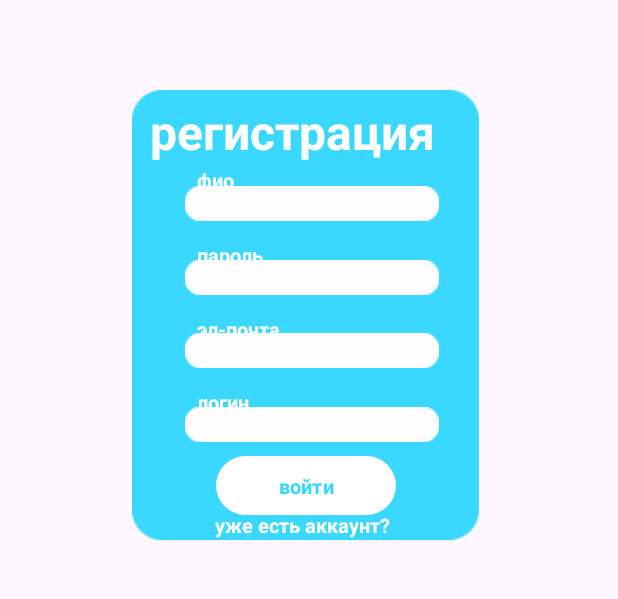
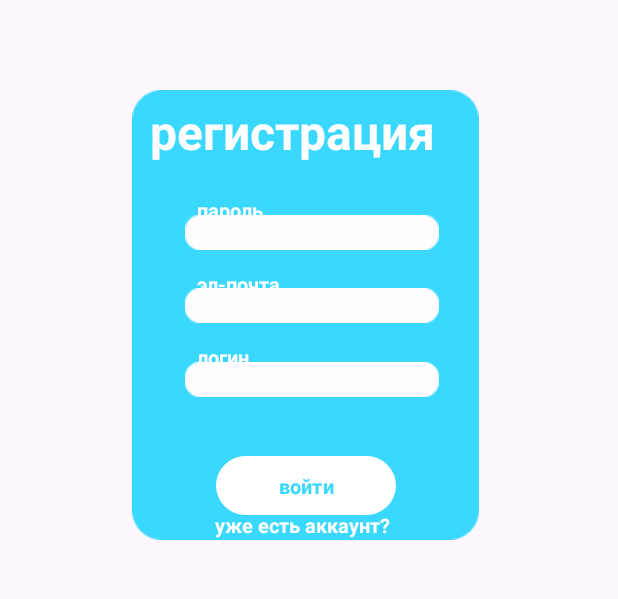
Before and after one commit to yaBabyIlyha/e-doctor, an Android app: the RegisterActivity screen opened directly, with no data from a screen before it, on a phone screen of 412 x 824 dp, the part 233-832 px from its top. Run offline under Robolectric (Android 15) with nearby library versions, the phone set to English and light mode, and no system bars.

Commit message:
final commit

```diff
--- a/app/src/main/res/layout/activity_register.xml
+++ b/app/src/main/res/layout/activity_register.xml
@@ -56,49 +56,11 @@
         app:layout_constraintTop_toTopOf="@+id/imageViewLoginBackGround" />
 
     <ImageView
-        android:id="@+id/imageViewNameType"
-        android:layout_width="wrap_content"
-        android:layout_height="wrap_content"
-        app:layout_constraintStart_toStartOf="@+id/imageViewLoginBackGround"
-        app:layout_constraintTop_toBottomOf="@+id/textViewSignInTitle"
-        android:layout_marginTop="16dp"
-        android:layout_marginLeft="35dp"
-        app:srcCompat="@drawable/image4" />
-
-    <EditText
-        android:id="@+id/editTextName"
-        android:layout_width="155dp"
-        android:layout_height="42dp"
-        android:layout_marginStart="40dp"
-        android:layout_marginTop="58dp"
-        android:background="@null"
-        android:ems="10"
-        android:textSize="13dp"
-        android:fontFamily="@font/inter_bold"
-        android:inputType="text"
-        android:textColor="@color/edoctor_blue"
-        app:layout_constraintStart_toStartOf="@+id/imageViewLoginBackGround"
-        app:layout_constraintTop_toTopOf="@+id/imageViewLoginBackGround" />
-
-    <TextView
-        android:id="@+id/textViewName"
-        android:layout_width="39dp"
-        android:layout_height="16dp"
-        android:textSize="@dimen/middle_text"
-        android:textColor="@color/white"
-        android:text="@string/fio"
-        android:fontFamily="@font/inter_bold"
-        android:layout_marginTop="50dp"
-        android:layout_marginLeft="43dp"
-        app:layout_constraintStart_toStartOf="@+id/imageViewLoginBackGround"
-        app:layout_constraintTop_toTopOf="@+id/imageViewLoginBackGround" />
-
-    <ImageView
         android:id="@+id/imageViewPasswordType"
         android:layout_width="wrap_content"
         android:layout_height="wrap_content"
         android:layout_marginLeft="35dp"
-        android:layout_marginTop="65dp"
+        android:layout_marginTop="35dp"
         app:layout_constraintStart_toStartOf="@+id/imageViewLoginBackGround"
         app:layout_constraintTop_toBottomOf="@+id/textViewSignInTitle"
         app:srcCompat="@drawable/image4" />
@@ -106,9 +68,9 @@
     <EditText
         android:id="@+id/editTextPassword"
         android:layout_width="155dp"
-        android:layout_height="42dp"
+        android:layout_height="48dp"
         android:layout_marginStart="44dp"
-        android:layout_marginTop="109dp"
+        android:layout_marginTop="68dp"
         android:background="@null"
         android:ems="10"
         android:fontFamily="@font/inter_bold"
@@ -123,7 +85,7 @@
         android:layout_width="51dp"
         android:layout_height="17dp"
         android:layout_marginLeft="43dp"
-        android:layout_marginTop="100dp"
+        android:layout_marginTop="70dp"
         android:fontFamily="@font/inter_bold"
         android:text="@string/password"
         android:textColor="@color/white"
@@ -166,7 +128,7 @@
         android:layout_width="wrap_content"
         android:layout_height="wrap_content"
         android:layout_marginLeft="35dp"
-        android:layout_marginTop="114dp"
+        android:layout_marginTop="84dp"
         app:layout_constraintStart_toStartOf="@+id/imageViewLoginBackGround"
         app:layout_constraintTop_toBottomOf="@+id/textViewSignInTitle"
         app:srcCompat="@drawable/image4" />
@@ -176,7 +138,7 @@
         android:layout_width="wrap_content"
         android:layout_height="wrap_content"
         android:layout_marginLeft="35dp"
-        android:layout_marginTop="163dp"
+        android:layout_marginTop="133dp"
         app:layout_constraintStart_toStartOf="@+id/imageViewLoginBackGround"
         app:layout_constraintTop_toBottomOf="@+id/textViewSignInTitle"
         app:srcCompat="@drawable/image4" />
@@ -186,7 +148,7 @@
         android:layout_width="155dp"
         android:layout_height="42dp"
         android:layout_marginStart="40dp"
-        android:layout_marginTop="160dp"
+        android:layout_marginTop="127dp"
         android:background="@null"
         android:ems="10"
         android:fontFamily="@font/inter_bold"
@@ -201,7 +163,7 @@
         android:layout_width="155dp"
         android:layout_height="42dp"
         android:layout_marginStart="40dp"
-        android:layout_marginTop="208dp"
+        android:layout_marginTop="177dp"
         android:background="@null"
         android:ems="10"
         android:fontFamily="@font/inter_bold"
@@ -216,7 +178,7 @@
         android:layout_width="wrap_content"
         android:layout_height="17dp"
         android:layout_marginLeft="43dp"
-        android:layout_marginTop="149dp"
+        android:layout_marginTop="119dp"
         android:fontFamily="@font/inter_bold"
         android:text="@string/email"
         android:textColor="@color/white"
@@ -229,7 +191,7 @@
         android:layout_width="wrap_content"
         android:layout_height="17dp"
         android:layout_marginLeft="43dp"
-        android:layout_marginTop="198dp"
+        android:layout_marginTop="168dp"
         android:fontFamily="@font/inter_bold"
         android:text="@string/login"
         android:textColor="@color/white"
```
Also changed, not shown: app/src/main/java/com/example/edoctor/fragments/ProfileFragment.kt (+7 -0 lines), app/src/main/res/layout/activity_add_second.xml (+4 -4 lines), app/src/main/res/layout/activity_login.xml (+0 -15 lines), app/src/main/res/layout/fragment_home.xml (+1 -13 lines), app/src/main/res/layout/fragment_profile.xml (+2 -17 lines).
